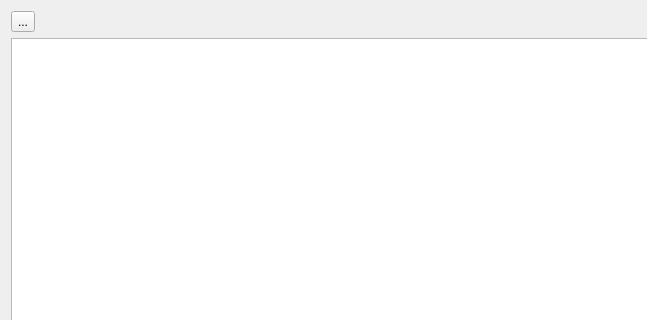
This is src/stagetablewidget.ui in mortbopet/Ripes as Qt 5 draws it before an edit; both pictures show x 0 to 647 and y 0 to 320 of the 748 by 452 pixel window. The edited form follows.
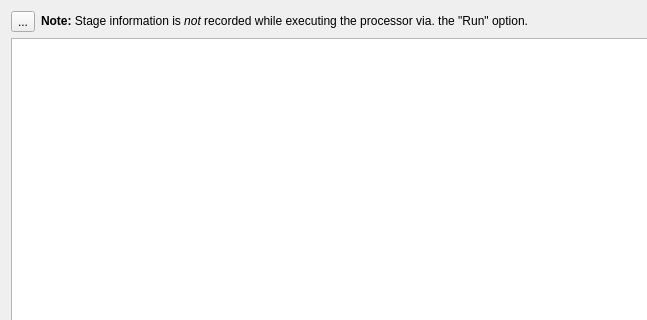
This is the edited form. Icons and pictures are not drawn.

Commit message: Add "run" disclaimer to stage table widget.

```diff
--- a/src/stagetablewidget.ui
+++ b/src/stagetablewidget.ui
@@ -44,6 +44,16 @@
          </property>
         </widget>
        </item>
+       <item>
+        <widget class="QLabel" name="label">
+         <property name="text">
+          <string>&lt;html&gt;&lt;head/&gt;&lt;body&gt;&lt;p&gt;&lt;span style=&quot; font-weight:600;&quot;&gt;Note: &lt;/span&gt;Stage information is &lt;span style=&quot; font-style:italic;&quot;&gt;not &lt;/span&gt;recorded while executing the processor via. the &amp;quot;Run&amp;quot; option.&lt;/p&gt;&lt;/body&gt;&lt;/html&gt;</string>
+         </property>
+         <property name="textFormat">
+          <enum>Qt::RichText</enum>
+         </property>
+        </widget>
+       </item>
        <item>
         <spacer name="horizontalSpacer">
          <property name="orientation">
```
The commit also changes 1 other file.
